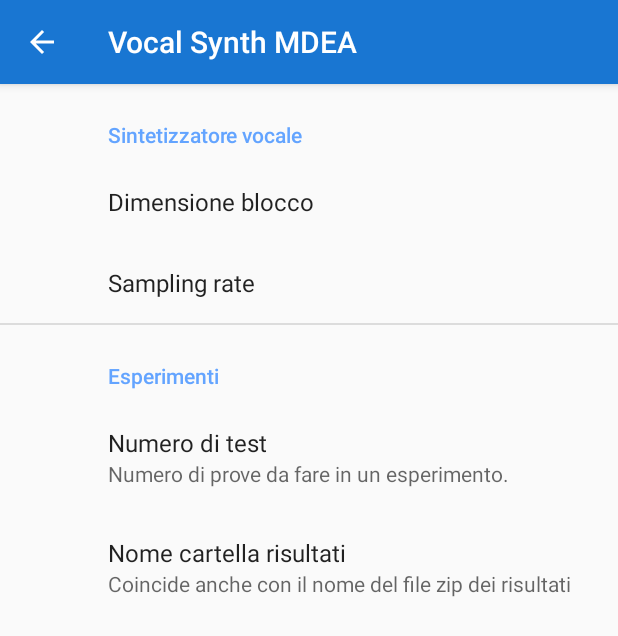
After one commit to MR6996/vocal-synth-mdea, an Android app: the SettingsActivity screen opened directly, with no data from a screen before it, on a phone screen of 412 x 824 dp. The commit adds this screen. Shown: the top 636 px of the screen. Run offline under Robolectric (Android 15) with nearby library versions, the phone set to English and light mode, and no system bars; our stand-ins replace androidx.preference.

Commit message:
Implemented SettingsActivity, removed ApplicationConfig

```diff
--- a/app/build.gradle
+++ b/app/build.gradle
@@ -34,6 +34,8 @@ dependencies {
     implementation 'com.android.support.constraint:constraint-layout:1.1.3'
     implementation 'org.apache.commons:commons-csv:1.6'
     implementation 'org.zeroturnaround:zt-zip:1.13'
+    implementation 'com.android.support:preference-v7:28.0.0'
+    implementation 'com.android.support:support-v4:28.0.0'
     testImplementation 'junit:junit:4.12'
     androidTestImplementation 'com.android.support.test:runner:1.0.2'
     androidTestImplementation 'com.android.support.test.espresso:espresso-core:3.0.2'
--- /dev/null
+++ b/app/src/main/java/com/example/mariorandazzo/vocalsynth/activities/SettingsActivity.java
@@ -0,0 +1,17 @@
+package com.example.mariorandazzo.vocalsynth.activities;
+
+import android.os.Bundle;
+import android.support.v7.app.AppCompatActivity;
+
+import com.example.mariorandazzo.vocalsynth.fragment.SettingsFragment;
+
+public class SettingsActivity extends AppCompatActivity {
+
+    @Override
+    protected void onCreate(Bundle savedInstanceState) {
+        super.onCreate(savedInstanceState);
+        getSupportFragmentManager().beginTransaction()
+                .replace(android.R.id.content, new SettingsFragment())
+                .commit();
+    }
+}
--- /dev/null
+++ b/app/src/main/java/com/example/mariorandazzo/vocalsynth/fragment/SettingsFragment.java
@@ -0,0 +1,17 @@
+package com.example.mariorandazzo.vocalsynth.fragment;
+
+
+import android.os.Bundle;
+import android.support.v7.preference.PreferenceFragmentCompat;
+
+import com.example.mariorandazzo.vocalsynth.R;
+
+
+public class SettingsFragment extends PreferenceFragmentCompat {
+
+    @Override
+    public void onCreatePreferences(Bundle bundle, String s) {
+        setPreferencesFromResource(R.xml.preferences, s);
+    }
+
+}
--- a/app/src/main/res/layout/activity_main.xml
+++ b/app/src/main/res/layout/activity_main.xml
@@ -45,6 +45,7 @@
         android:layout_alignParentEnd="true"
         android:layout_alignParentBottom="true"
         android:contentDescription="@string/settings_button"
+        android:onClick="goToSettings"
         android:src="@drawable/ic_settings" />
 
 </RelativeLayout>
--- a/app/src/main/res/values/strings.xml
+++ b/app/src/main/res/values/strings.xml
@@ -15,9 +15,9 @@
     <string name="o_vowel">O</string>
     <string name="u_vowel">U</string>
     <string name="confirm_button">Conferma</string>
-    <string name="experiment_description">bla bla bla ....</string>
+    <string name="experiment_description">bla bla bla </string>
     <string name="share_button">Esporta risultati</string>
-    <string name="exportChooserTitle">Esporta...</string>
+    <string name="exportChooserTitle">Esporta…</string>
     <string name="exportFailed">Nessun risultato da esportare!</string>
     <string name="thank_you">Pollice in su.</string>
     <string name="finish_title">Grazie per la partecipazione!!</string>
@@ -26,4 +26,14 @@
     <string name="io_error">Errore durante la scrittura dei dati!</string>
     <string name="stream_closing_error">Errore durante il salvataggio dei dati!</string>
     <string name="progress_format">Test: %d/%d</string>
+    <string name="settings_vowel_synth">Sintetizzatore vocale</string>
+    <string name="settings_experiments">Esperimenti</string>
+    <string name="settings_samples_number_title">Numero di test</string>
+    <string name="settings_samples_number_summary">Numero di prove da fare in un esperimento.</string>
+    <string name="settings_directory_title">Nome cartella risultati</string>
+    <string name="settings_directory_summary">Coincide anche con il nome del file zip dei risultati</string>
+    <string name="settings_block_size_key">block_size</string>
+    <string name="settings_sampling_rate_key">sampling_rate</string>
+    <string name="settings_samples_number_key">samples_number</string>
+    <string name="settings_result_directory_key">result_directory</string>
 </resources>
--- a/app/src/main/res/values/styles.xml
+++ b/app/src/main/res/values/styles.xml
@@ -1,11 +1,15 @@
 <resources>
 
-    <!-- Base application theme. -->
     <style name="AppTheme" parent="Theme.AppCompat.Light.NoActionBar">
-        <!-- Customize your theme here. -->
         <item name="colorPrimary">@color/colorPrimary</item>
         <item name="colorPrimaryDark">@color/colorPrimaryDark</item>
         <item name="colorAccent">@color/colorAccent</item>
+    </style>
+
+    <style name="SettingsTheme" parent="Theme.AppCompat.Light.DarkActionBar">
+        <item name="colorPrimary">@color/colorAccent</item>
+        <item name="colorPrimaryDark">@color/colorAccentDark</item>
+        <item name="colorAccent">@color/colorAccentLight</item>
     </style>
 
     <style name="slider_edit_text">
--- /dev/null
+++ b/app/src/main/res/xml/preferences.xml
@@ -0,0 +1,41 @@
+<?xml version="1.0" encoding="utf-8"?>
+<PreferenceScreen xmlns:android="http://schemas.android.com/apk/res/android">
+
+    <PreferenceCategory android:title="@string/settings_vowel_synth">
+        <EditTextPreference
+            android:id="@+id/block_size"
+            android:defaultValue="128"
+            android:inputType="number"
+            android:key="@string/settings_block_size_key"
+            android:summary=""
+            android:title="Dimensione blocco" />
+
+        <EditTextPreference
+            android:id="@+id/sampling_rate"
+            android:defaultValue="48000"
+            android:inputType="number"
+            android:key="@string/settings_sampling_rate_key"
+            android:summary=""
+            android:title="Sampling rate" />
+
+    </PreferenceCategory>
+
+    <PreferenceCategory android:title="@string/settings_experiments">
+        <EditTextPreference
+            android:id="@+id/samples_number"
+            android:defaultValue="15"
+            android:inputType="number"
+            android:key="@string/settings_samples_number_key"
+            android:summary="@string/settings_samples_number_summary"
+            android:title="@string/settings_samples_number_title" />
+
+        <EditTextPreference
+            android:id="@+id/result_directory"
+            android:defaultValue="samples"
+            android:inputType="text"
+            android:key="@string/settings_result_directory_key"
+            android:summary="@string/settings_directory_summary"
+            android:title="@string/settings_directory_title" />
+    </PreferenceCategory>
+
+</PreferenceScreen>
```
Also changed, not shown: app/src/main/AndroidManifest.xml (+7 -1 lines), app/src/main/java/com/example/mariorandazzo/vocalsynth/ApplicationConfig.java (deleted, +0 -18 lines), app/src/main/java/com/example/mariorandazzo/vocalsynth/activities/BaseActivity.java (+15 -1 lines), app/src/main/java/com/example/mariorandazzo/vocalsynth/activities/ExperimentActivity.java (+22 -12 lines), app/src/main/java/com/example/mariorandazzo/vocalsynth/activities/MainActivity.java (+11 -7 lines), app/src/main/java/com/example/mariorandazzo/vocalsynth/activities/TestActivity.java (+5 -2 lines).
